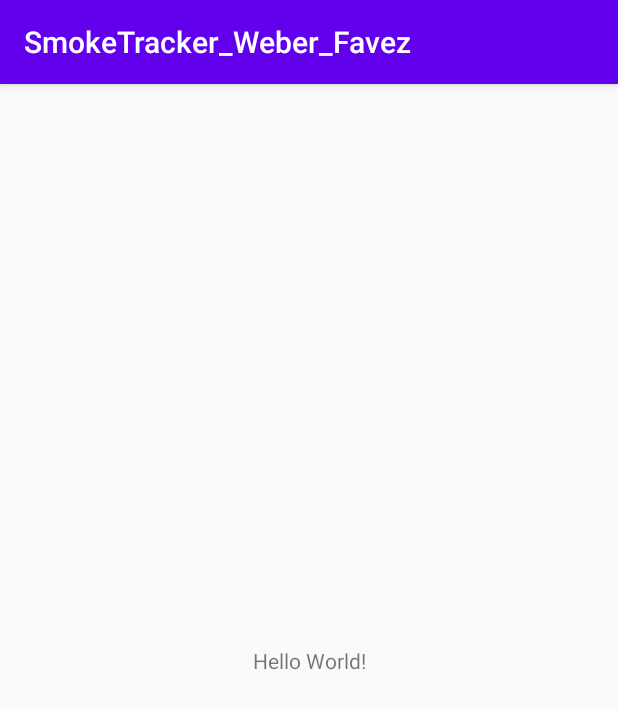
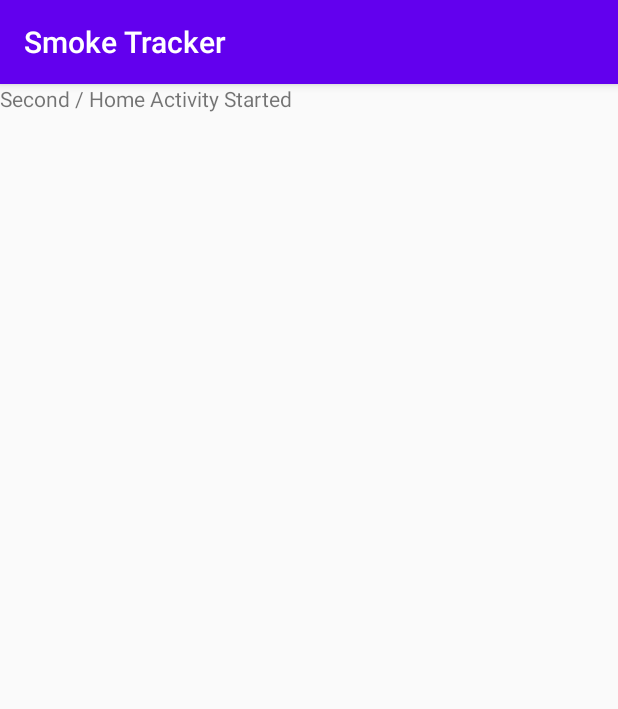
Before and after one commit to mathieufavez/SmokeTracker_Weber_Favez, an Android app: the screen it shows after launch (MainActivity before the commit, HomeActivity after it), on a phone screen of 412 x 824 dp. Shown: the top 709 px of the screen. Run offline under Robolectric (Android 15) with nearby library versions, the phone set to English and light mode, and no system bars.

Commit message:
Welcome Screen done

```diff
--- a/app/src/main/AndroidManifest.xml
+++ b/app/src/main/AndroidManifest.xml
@@ -9,6 +9,7 @@
         android:roundIcon="@mipmap/ic_launcher_round"
         android:supportsRtl="true"
         android:theme="@style/AppTheme">
+        <activity android:name=".HomeActivity"></activity>
         <activity android:name=".MainActivity">
             <intent-filter>
                 <action android:name="android.intent.action.MAIN" />
--- /dev/null
+++ b/app/src/main/java/com/example/smoketracker_weber_favez/HomeActivity.java
@@ -0,0 +1,14 @@
+package com.example.smoketracker_weber_favez;
+
+import androidx.appcompat.app.AppCompatActivity;
+
+import android.os.Bundle;
+
+public class HomeActivity extends AppCompatActivity {
+
+    @Override
+    protected void onCreate(Bundle savedInstanceState) {
+        super.onCreate(savedInstanceState);
+        setContentView(R.layout.activity_home);
+    }
+}
--- a/app/src/main/java/com/example/smoketracker_weber_favez/MainActivity.java
+++ b/app/src/main/java/com/example/smoketracker_weber_favez/MainActivity.java
@@ -2,13 +2,24 @@ package com.example.smoketracker_weber_favez;
 
 import androidx.appcompat.app.AppCompatActivity;
 
+import android.content.Intent;
 import android.os.Bundle;
+import android.os.Handler;
 
 public class MainActivity extends AppCompatActivity {
+    private static int SPLASH_TIME_OUT = 4000;
 
     @Override
     protected void onCreate(Bundle savedInstanceState) {
         super.onCreate(savedInstanceState);
         setContentView(R.layout.activity_main);
+        new Handler().postDelayed(new Runnable(){
+            @Override
+            public void run(){
+                Intent homeIntent = new Intent(MainActivity.this, HomeActivity.class);
+                startActivity(homeIntent);
+                finish();
+            }
+        },SPLASH_TIME_OUT);
     }
 }
--- /dev/null
+++ b/app/src/main/res/layout/activity_home.xml
@@ -0,0 +1,14 @@
+<?xml version="1.0" encoding="utf-8"?>
+<androidx.constraintlayout.widget.ConstraintLayout xmlns:android="http://schemas.android.com/apk/res/android"
+    xmlns:app="http://schemas.android.com/apk/res-auto"
+    xmlns:tools="http://schemas.android.com/tools"
+    android:layout_width="match_parent"
+    android:layout_height="match_parent"
+    tools:context=".HomeActivity">
+
+    <TextView
+        android:layout_width="match_parent"
+        android:text="Second / Home Activity Started"
+        android:layout_height="match_parent" />
+
+</androidx.constraintlayout.widget.ConstraintLayout>
--- a/app/src/main/res/layout/activity_main.xml
+++ b/app/src/main/res/layout/activity_main.xml
@@ -4,12 +4,15 @@
     xmlns:tools="http://schemas.android.com/tools"
     android:layout_width="match_parent"
     android:layout_height="match_parent"
+    android:background="@color/colorPrimary"
     tools:context=".MainActivity">
 
     <TextView
         android:layout_width="wrap_content"
         android:layout_height="wrap_content"
-        android:text="Hello World!"
+        android:text="Welcome Screen"
+        android:textSize="40sp"
+        android:textColor="#ffffff"
         app:layout_constraintBottom_toBottomOf="parent"
         app:layout_constraintLeft_toLeftOf="parent"
         app:layout_constraintRight_toRightOf="parent"
--- a/app/src/main/res/values/strings.xml
+++ b/app/src/main/res/values/strings.xml
@@ -1,3 +1,3 @@
 <resources>
-    <string name="app_name">SmokeTracker_Weber_Favez</string>
+    <string name="app_name">Smoke Tracker</string>
 </resources>
--- a/build.gradle
+++ b/build.gradle
@@ -8,7 +8,7 @@ buildscript {
 
     }
     dependencies {
-        classpath 'com.android.tools.build:gradle:3.6.0'
+        classpath 'com.android.tools.build:gradle:3.6.1'
 
 
         // NOTE: Do not place your application dependencies here; they belong
```
